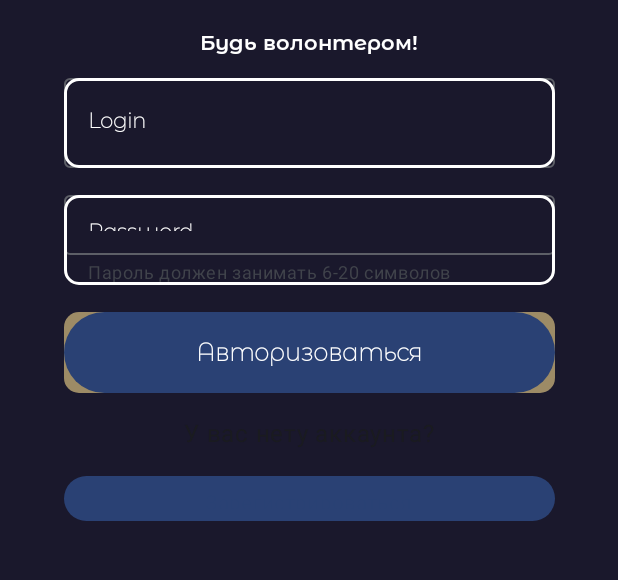
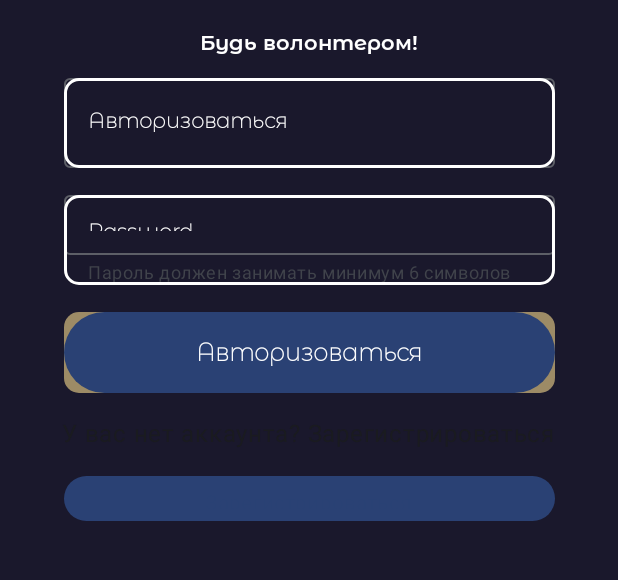
Before and after one commit to KirLeon/ServeTogether, an Android app built with Jetpack Compose: the composable AuthorizationScreen shown on its own in the app's theme, on a phone screen of 412 x 824 dp, the part 605-1185 px from its top. Run offline under Robolectric (Android 15) with nearby library versions, the phone set to English and light mode, and no system bars.

Commit message:
#9F fixed strings.xml

```diff
--- a/app/src/main/java/com/codingub/hackathonproject/data/remote/AppApi.kt
+++ b/app/src/main/java/com/codingub/hackathonproject/data/remote/AppApi.kt
@@ -32,7 +32,7 @@ interface AppApi{
 
     @GET(AUTHENTICATE)
     suspend fun authenticate(
-        @Header("Authorization") token: String
+        @Header("Authorization") authToken: String
     )
 
     @POST(PROVIDE_INVITE_KEY)
--- a/app/src/main/java/com/codingub/hackathonproject/data/remote/responses/AuthResponse.kt
+++ b/app/src/main/java/com/codingub/hackathonproject/data/remote/responses/AuthResponse.kt
@@ -7,5 +7,5 @@ data class AuthorizedUserResponse(
     val phoneNumber: String,
     val userRole: UserRole,
 
-    val token: String
+    val authToken: String
 )
--- a/app/src/main/java/com/codingub/hackathonproject/data/repositories/AuthRepository.kt
+++ b/app/src/main/java/com/codingub/hackathonproject/data/repositories/AuthRepository.kt
@@ -70,7 +70,7 @@ class AuthRepositoryImpl @Inject constructor(
             val response = api.signIn(request)
 
             UserConfig.apply {
-                setToken(response.token)
+                setToken(response.authToken)
                 setUsername(response.username)
                 setPhoneNumber(response.phoneNumber)
 
--- a/app/src/main/java/com/codingub/hackathonproject/ui/screens/AuthorizationScreen.kt
+++ b/app/src/main/java/com/codingub/hackathonproject/ui/screens/AuthorizationScreen.kt
@@ -30,7 +30,6 @@ import androidx.compose.ui.text.font.FontFamily
 import androidx.compose.ui.text.font.FontWeight
 import androidx.compose.ui.text.input.PasswordVisualTransformation
 import androidx.compose.ui.text.style.TextAlign
-import androidx.compose.ui.tooling.preview.Preview
 import androidx.compose.ui.unit.dp
 import androidx.compose.ui.unit.sp
 import com.codingub.hackathonproject.R
@@ -61,11 +60,13 @@ fun AuthorizationScreen(
             horizontalAlignment = Alignment.CenterHorizontally
         ) {
             UpperScreen()
-        Spacer(modifier = Modifier.fillMaxWidth().height(15.dp))
+        Spacer(modifier = Modifier
+            .fillMaxWidth()
+            .height(15.dp))
             OutlinedTextField(
                 value = text_login,
                 onValueChange = { text_login = it },
-                placeholder = { Text(text = "Login",
+                placeholder = { Text(text = stringResource(id = R.string.login),
                     style = TextStyle(
                     fontSize = 14.sp,
                     fontFamily = FontFamily(Font(R.font.monserrat_thin)),
@@ -93,7 +94,7 @@ fun AuthorizationScreen(
                         text_password = it
                     } },
                 supportingText = {
-                    Text(stringResource(R.string.support_text_password))
+                    Text(stringResource(R.string.placeholder_error_password))
                 },
                 placeholder = {
                     Text(text = "Password",
@@ -148,7 +149,7 @@ fun AuthorizationScreen(
             Spacer(modifier = Modifier
                 .fillMaxWidth()
                 .height(15.dp))
-            Text(text = "У вас нету аккаунта?")
+            Text(text = stringResource(id = R.string.register_screen_transition))
             Spacer(modifier = Modifier
                 .fillMaxWidth()
                 .height(15.dp)
@@ -166,7 +167,7 @@ fun AuthorizationScreen(
                     )
             ) {
                 Text(
-                    text = "Зарегистрироваться",
+                    text = stringResource(id = R.string.register),
                     color = Color(62, 131, 235, 1),
                     fontSize = 14.sp
                 )
@@ -187,8 +188,8 @@ fun UpperScreen() {
         .fillMaxWidth())
 
     Text(
-        text = "ServeTogether",
-        style = androidx.compose.ui.text.TextStyle(
+        text = stringResource(id = R.string.app_name),
+        style = TextStyle(
             fontSize = 30.sp,
             fontFamily = FontFamily(Font(R.font.monserrat_bold)),
             fontWeight = FontWeight(800),
@@ -202,8 +203,8 @@ fun UpperScreen() {
         .height(20.dp))
 
     Text(
-        text = "Будь волонтером!",
-        style = androidx.compose.ui.text.TextStyle(
+        text = stringResource(id = R.string.app_info),
+        style = TextStyle(
             fontSize = 14.sp,
             fontFamily = FontFamily(Font(R.font.monserrat_semibold)),
             fontWeight = FontWeight(400),
--- a/app/src/main/res/values/strings.xml
+++ b/app/src/main/res/values/strings.xml
@@ -1,11 +1,29 @@
 <resources>
-    <string name="app_name">HackathonProject</string>
+    <!-- -->
+    <string name="app_name">ServeTogether</string>
+    <string name="app_info">Будь волонтером!</string>
 
+    <!-- UserRole -->
     <string name="volunteer" translatable="false">VOLUNTEER</string>
     <string name="admin" translatable="false">ADMIN</string>
 
-    <string name = "placeholder_phone_text">Номер телефона</string>
-    <string name = "placeholder_password">Пароль</string>
-    <string name = "support_text_password">Пароль должен занимать 6-20 символов</string>
+    <!-- Auth -->
+    <string name="placeholder_username">Ввести имя пользователя</string>
+    <string name="placeholder_phonenumber">Ввести номер телефона</string>
+    <string name="placeholder_password">Ввести пароль</string>
+    <string name="placeholder_check_password">Подтвердить пароль*</string>
     <string name="placeholder_invite_key">Пригласительный код</string>
+
+    <string name="placeholder_error_password">Пароль должен занимать  минимум 6 символов</string>
+    <string name="placeholder_empty_error">Ни одно поле не должно быть пустым</string>
+
+    <string name="register">Зарегистрироваться</string>
+    <string name="registration">Регистрация</string>
+    <string name="login">Авторизоваться</string>
+    <string name="authorization">Авторизация</string>
+    <string name="authentication">Аутентификация</string>
+
+    <string name="register_screen_transition">У вас нет аккаунта? Зарегистрироваться</string>
+    <string name="login_screen_transition">У вас уже есть аккаунт? Войти</string>
+
 </resources>
--- a/buildSrc/src/main/kotlin/Dependencies.kt
+++ b/buildSrc/src/main/kotlin/Dependencies.kt
@@ -12,6 +12,8 @@ object Dependencies {
     const val hiltAndroid = "com.google.dagger:hilt-android:${Versions.hilt}"
     const val hiltCompiler = "com.google.dagger:hilt-android-compiler:${Versions.hilt}"
     const val hiltAgp = "com.google.dagger:hilt-android-gradle-plugin:${Versions.hilt}"
+    const val hiltCompose = "androidx.hilt:hilt-work:${Versions.hiltCompose}"
+    const val hiltNavigation = "androidx.hilt:hilt-navigation-compose:${Versions.hiltNavigation}"
 
     const val okHttp = "com.squareup.okhttp3:okhttp:${Versions.okHttp}"
     const val okHttpLoggingInterceptor = "com.squareup.okhttp3:logging-interceptor:${Versions.okHttp}"
@@ -39,7 +41,7 @@ object Dependencies {
     const val glideCompose = "com.github.bumptech.glide:compose:${Versions.glideCompose}"
 
     const val recyclerView = "androidx.recyclerview:recyclerview:${Versions.recyclerView}"
-    const val shimmerEffect = "androidx.core:core-splashscreen:${Versions.shimmerEffect}"
+    const val shimmerEffect = "com.facebook.shimmer:shimmer:${Versions.shimmerEffect}"
     const val gson = "com.google.code.gson:gson:${Versions.gson}"
 }
 
@@ -70,7 +72,9 @@ fun DependencyHandler.compose() {
 
 fun DependencyHandler.hilt() {
     implementation(Dependencies.hiltAndroid)
+    implementation(Dependencies.hiltCompose)
     kapt(Dependencies.hiltCompiler)
+    implementation(Dependencies.hiltNavigation)
 }
 
 fun DependencyHandler.viewModel() {
--- a/buildSrc/src/main/kotlin/Versions.kt
+++ b/buildSrc/src/main/kotlin/Versions.kt
@@ -4,6 +4,8 @@ object Versions {
     const val composeMaterial3 = "1.1.1"
     const val composeCompiler = "1.4.6"
     const val hilt = "2.48"
+    const val hiltCompose = "1.0.0"
+    const val hiltNavigation = "1.1.0-alpha01"
     const val room = "2.6.0-rc01"
     const val coroutines = "1.7.3"
     const val viewModel = "2.6.2"
```
Also changed, not shown: app/build.gradle.kts (+1 -10 lines), app/src/main/java/com/codingub/hackathonproject/data/remote/models/users/AuthorizedUser.kt (deleted, +0 -7 lines), app/src/main/java/com/codingub/hackathonproject/ui/screens/Registration/RegistrationScreen.kt (+4 -3 lines).
